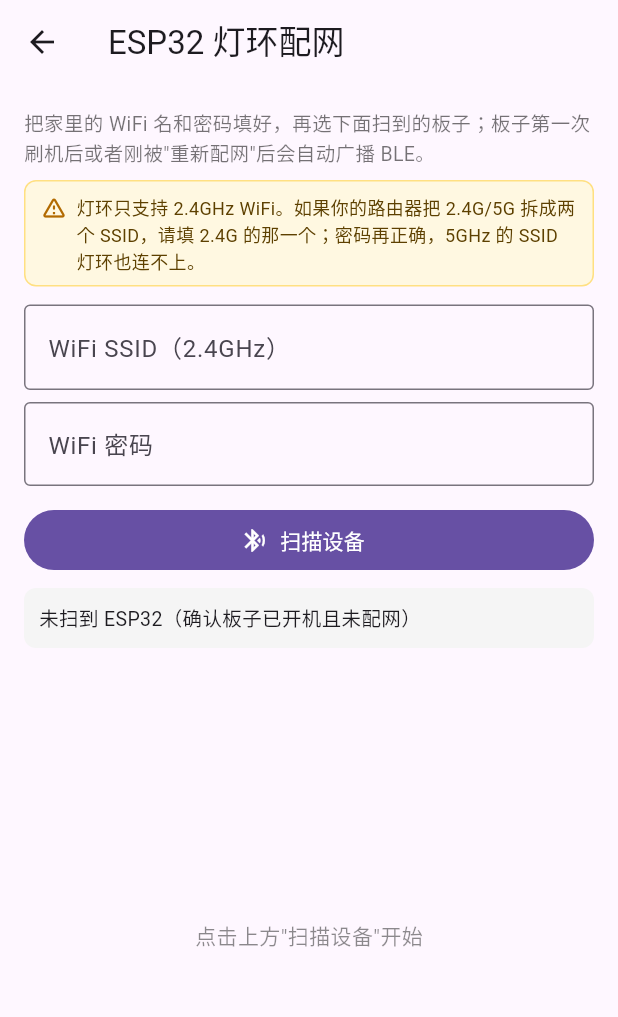
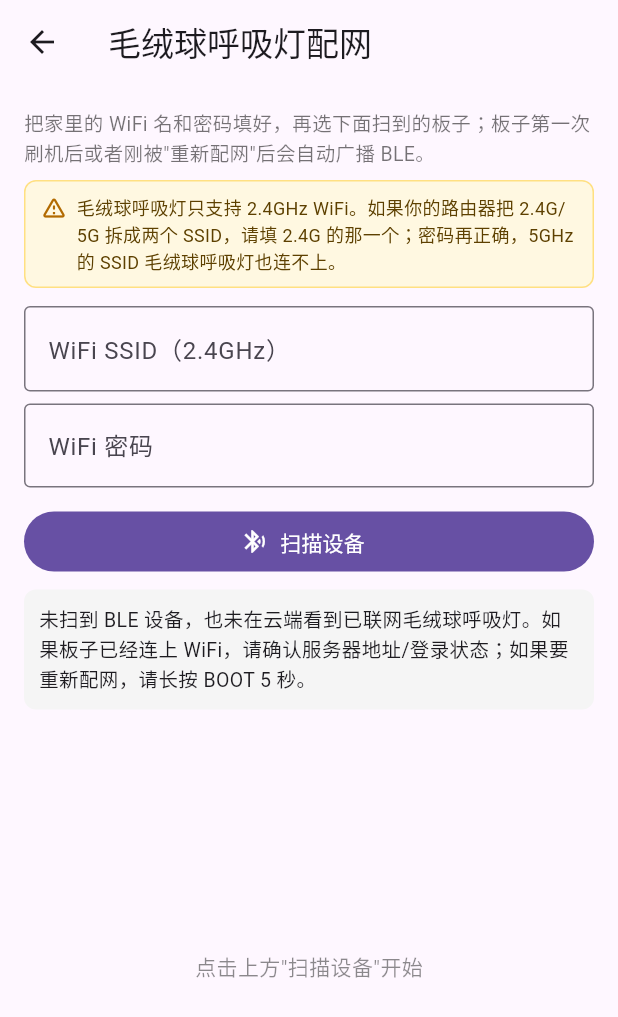
Before and after one commit to ch308/ADHD_Monitor, a Flutter app: the EspProvisionPage screen opened directly with empty values, after a tap on "扫描设备", on a phone screen of 412 x 824 dp. Shown: the top 1017 px of the screen. Run offline on Flutter 3.47's test engine with Material 3 defaults, Android fonts, the phone set to English and light mode, and no system bars; our stand-ins replace fl_chart, flutter_blue_plus, flutter_tts, just_audio, permission_handler, shared_preferences and 1 more; missing offline and left inert: encrypt, flutter_foreground_task; accounts and stored records are empty; network calls fail.

Commit message:
Update 毛绒球呼吸灯 wording and device menus
Rename user-facing ESP32 lamp wording to 毛绒球呼吸灯, keep Mi Band bind/unbind in the top menu, and let provision UI bind already-online devices discovered from the cloud.

Co-authored-by: Cursor <cursoragent@cursor.com>

```diff
--- a/lib/screens/esp_provision_page.dart
+++ b/lib/screens/esp_provision_page.dart
@@ -1,4 +1,4 @@
-/// ESP32-S3 LCD 灯环配网 UI。
+/// ESP32-S3 LCD 毛绒球呼吸灯配网 UI。
 ///
 /// 流程：扫描 BLE 广播 → 选设备 → 输入家用 WiFi 的 SSID/密码 →
 ///       通过 BLE 把凭据写过去 → 板子连上路由器后自动 announce 到云端 →
@@ -22,7 +22,7 @@ class EspProvisionPage extends StatefulWidget {
   final CloudService cloudService;
   final int activeChildId;
 
-  /// 当前孩子已经绑定过的灯环 device_id（来自 home_screen 的本地状态）。
+  /// 当前孩子已经绑定过的毛绒球呼吸灯 device_id（来自 home_screen 的本地状态）。
   /// 给页面顶部展示"现在绑了哪台 / 要不要让它重新进入配网"用。
   final String? currentBoundDeviceId;
 
@@ -38,6 +38,7 @@ class _EspProvisionPageState extends State<EspProvisionPage> {
   String _status = '';
   ProvStatus _phase = ProvStatus.idle;
   List<EspProvDevice> _devices = const [];
+  List<Map<String, dynamic>> _cloudDevices = const [];
 
   @override
   void dispose() {
@@ -70,15 +71,33 @@ class _EspProvisionPageState extends State<EspProvisionPage> {
       _busy = true;
       _status = '扫描中…';
       _devices = const [];
+      _cloudDevices = const [];
       _phase = ProvStatus.scanning;
     });
     try {
       if (!await _ensurePermissions()) return;
       final list = await EspProvisionService.scan();
       if (!mounted) return;
+      if (list.isEmpty) {
+        setState(() => _status = '未扫到 BLE 配网广播，正在查询云端已联网毛绒球呼吸灯…');
+        final cloudList = await widget.cloudService.fetchEsp32List();
+        if (!mounted) return;
+        setState(() {
+          _devices = const [];
+          _cloudDevices = cloudList;
+          _status = cloudList.isEmpty
+              ? '未扫到 BLE 设备，也未在云端看到已联网毛绒球呼吸灯。'
+                  '如果板子已经连上 WiFi，请确认服务器地址/登录状态；'
+                  '如果要重新配网，请长按 BOOT 5 秒。'
+              : '未扫到 BLE 广播，但云端已有 ${cloudList.length} 台毛绒球呼吸灯。'
+                  '已联网的毛绒球呼吸灯会关闭 BLE，可从下方直接绑定。';
+        });
+        return;
+      }
       setState(() {
         _devices = list;
-        _status = list.isEmpty ? '未扫到 ESP32（确认板子已开机且未配网）' : '扫到 ${list.length} 台';
+        _cloudDevices = const [];
+        _status = '扫到 ${list.length} 台待配网 ESP32';
       });
     } catch (e) {
       if (mounted) setState(() => _status = '扫描失败：$e');
@@ -147,6 +166,34 @@ class _EspProvisionPageState extends State<EspProvisionPage> {
     });
   }
 
+  Future<void> _bindCloudDevice(Map<String, dynamic> dev) async {
+    if (_busy) return;
+    final id = (dev['device_id'] ?? '').toString().toUpperCase();
+    if (id.isEmpty) return;
+    setState(() {
+      _busy = true;
+      _status = '正在绑定已联网毛绒球呼吸灯 $id …';
+    });
+    final ok = await widget.cloudService.bindEsp32(id, widget.activeChildId);
+    if (!mounted) return;
+    if (!ok) {
+      setState(() {
+        _busy = false;
+        _status = '绑定 $id 失败：请确认已登录、当前孩子有权限，且服务器能看到该毛绒球呼吸灯。';
+      });
+      return;
+    }
+    await SessionStore.saveBoundEsp32(widget.activeChildId, id);
+    if (!mounted) return;
+    setState(() {
+      _busy = false;
+      _status = '✅ 已绑定已联网毛绒球呼吸灯 $id，可以在呼吸页测试灯效了';
+    });
+    Future<void>.delayed(const Duration(seconds: 1), () {
+      if (mounted) Navigator.of(context).pop<String>(id);
+    });
+  }
+
   String _phaseLabel(ProvStatus s) {
     switch (s) {
       case ProvStatus.idle: return '空闲';
@@ -165,7 +212,7 @@ class _EspProvisionPageState extends State<EspProvisionPage> {
     ScaffoldMessenger.of(context).showSnackBar(SnackBar(content: Text(m)));
   }
 
-  /// 通过云端命令让已绑定灯环回到 BLE 配网模式（与 home_screen 的菜单项等价，
+  /// 通过云端命令让已绑定毛绒球呼吸灯回到 BLE 配网模式（与 home_screen 的菜单项等价，
   /// 仅在已绑定时露出；未绑定时本页只走"扫描 + 新设备配网"分支）。
   Future<void> _remoteResetBound() async {
     final id = widget.currentBoundDeviceId;
@@ -181,7 +228,7 @@ class _EspProvisionPageState extends State<EspProvisionPage> {
       _status = ok
           ? '已下发重启命令，约 3–8 秒后板子会重新广播 ADHD_$id，'
               '届时点击下方"扫描设备"即可看到它。'
-          : '重启命令下发失败：灯环可能离线。'
+          : '重启命令下发失败：毛绒球呼吸灯可能离线。'
               '请改用物理方式：长按板子 BOOT 键 5 秒。';
     });
   }
@@ -190,7 +237,7 @@ class _EspProvisionPageState extends State<EspProvisionPage> {
   Widget build(BuildContext context) {
     final bound = widget.currentBoundDeviceId;
     return Scaffold(
-      appBar: AppBar(title: const Text('ESP32 灯环配网')),
+      appBar: AppBar(title: const Text('毛绒球呼吸灯配网')),
       body: SafeArea(
         child: Padding(
           padding: const EdgeInsets.all(16),
@@ -219,9 +266,9 @@ class _EspProvisionPageState extends State<EspProvisionPage> {
                     SizedBox(width: 6),
                     Expanded(
                       child: Text(
-                        '灯环只支持 2.4GHz WiFi。'
+                        '毛绒球呼吸灯只支持 2.4GHz WiFi。'
                         '如果你的路由器把 2.4G/5G 拆成两个 SSID，'
-                        '请填 2.4G 的那一个；密码再正确，5GHz 的 SSID 灯环也连不上。',
+                        '请填 2.4G 的那一个；密码再正确，5GHz 的 SSID 毛绒球呼吸灯也连不上。',
                         style: TextStyle(fontSize: 12, color: Color(0xFF5D4000)),
                       ),
                     ),
@@ -271,21 +318,25 @@ class _EspProvisionPageState extends State<EspProvisionPage> {
                 ),
               const SizedBox(height: 8),
               Expanded(
-                child: _devices.isEmpty
-                    ? const Center(
-                        child: Text(
-                          '点击上方"扫描设备"开始',
-                          style: TextStyle(color: Colors.black45),
+                child: _buildDeviceList(),
               ),
-                      )
-                    : ListView.separated(
+            ],
+          ),
+        ),
+      ),
+    );
+  }
+
+  Widget _buildDeviceList() {
+    if (_devices.isNotEmpty) {
+      return ListView.separated(
         itemBuilder: (_, i) {
           final d = _devices[i];
           return ListTile(
-                            leading: const Icon(Icons.devices_other),
+            leading: const Icon(Icons.bluetooth),
             title: Text(d.advName),
             subtitle: Text(
-                              'device_id=${d.deviceId}'
+              'BLE 待配网  device_id=${d.deviceId}'
               '${d.rssi != null ? "  rssi=${d.rssi}dBm" : ""}',
             ),
             trailing: _busy
@@ -300,16 +351,59 @@ class _EspProvisionPageState extends State<EspProvisionPage> {
         },
         separatorBuilder: (_, __) => const Divider(height: 1),
         itemCount: _devices.length,
+      );
+    }
+
+    if (_cloudDevices.isNotEmpty) {
+      return ListView.separated(
+        itemBuilder: (_, i) {
+          final d = _cloudDevices[i];
+          final id = (d['device_id'] ?? '').toString();
+          final childId = d['child_id'];
+          final nick = (d['child_nickname'] ?? '').toString();
+          final lastSeen = (d['last_seen_at'] ?? '').toString();
+          final boundToOtherChild =
+              childId != null && childId != widget.activeChildId;
+          return ListTile(
+            leading: const Icon(Icons.cloud_done_outlined),
+            title: Text(id),
+            subtitle: Text(
+              [
+                '已联网，BLE 已关闭',
+                if (childId == null)
+                  '未绑定'
+                else
+                  '已绑定：${nick.isEmpty ? "孩子 $childId" : nick}',
+                if (lastSeen.isNotEmpty) 'last_seen=$lastSeen',
+              ].join('  ·  '),
             ),
+            trailing: _busy
+                ? const SizedBox(
+                    width: 18,
+                    height: 18,
+                    child: CircularProgressIndicator(strokeWidth: 2),
+                  )
+                : TextButton(
+                    onPressed:
+                        boundToOtherChild ? null : () => _bindCloudDevice(d),
+                    child: Text(childId == widget.activeChildId ? '重新保存' : '绑定'),
                   ),
-            ],
-          ),
-        ),
+          );
+        },
+        separatorBuilder: (_, __) => const Divider(height: 1),
+        itemCount: _cloudDevices.length,
+      );
+    }
+
+    return const Center(
+      child: Text(
+        '点击上方"扫描设备"开始',
+        style: TextStyle(color: Colors.black45),
       ),
     );
   }
 
-  /// 顶部"当前已绑定一台灯环"卡片：
+  /// 顶部"当前已绑定一台毛绒球呼吸灯"卡片：
   /// - 直接显示 device_id，方便用户对照板子背面贴的 MAC；
   /// - 「让它重新配网」=> 走云端命令；
   /// - 「物理重置说明」=> 简单提示长按按键路径。
@@ -327,7 +421,7 @@ class _EspProvisionPageState extends State<EspProvisionPage> {
                 const SizedBox(width: 8),
                 Expanded(
                   child: Text(
-                    '当前孩子已绑定灯环：$deviceId',
+                    '当前孩子已绑定毛绒球呼吸灯：$deviceId',
                     style: const TextStyle(
                       fontSize: 14,
                       fontWeight: FontWeight.w600,
@@ -348,7 +442,7 @@ class _EspProvisionPageState extends State<EspProvisionPage> {
                   child: OutlinedButton.icon(
                     onPressed: _busy ? null : _remoteResetBound,
                     icon: const Icon(Icons.cloud_sync, size: 18),
-                    label: const Text('远程命令：让灯环重启进入 BLE'),
+                    label: const Text('远程命令：让毛绒球呼吸灯重启进入 BLE'),
                   ),
                 ),
               ],
--- a/lib/screens/home_screen.dart
+++ b/lib/screens/home_screen.dart
@@ -124,7 +124,7 @@ class _AdhdMonitorAppState extends State<AdhdMonitorApp>
   bool _bindingCheckInProgress = false;
   bool _bindingActionInProgress = false;
 
-  /// 当前孩子已绑定的 ESP32-S3 灯环 device_id（null=未绑定/未配网）
+  /// 当前孩子已绑定的毛绒球呼吸灯 device_id（null=未绑定/未配网）
   String? _boundEsp32DeviceId;
 
   /// 手环 stress 触发"还在焦虑中"的阈值（小米手环 stress 0-100）
@@ -406,7 +406,13 @@ class _AdhdMonitorAppState extends State<AdhdMonitorApp>
 
   Future<void> _bindCurrentDevice() async {
     final mac = _miBandService.connectedMacAddress;
-    if (mac == null || mac.isEmpty) return;
+    if (mac == null || mac.isEmpty) {
+      if (!mounted) return;
+      ScaffoldMessenger.of(context).showSnackBar(
+        const SnackBar(content: Text('当前还没有连接到小米手环，无法绑定')),
+      );
+      return;
+    }
     if (_bindingActionInProgress) return;
     _bindingActionInProgress = true;
     if (mounted) setState(() {});
@@ -438,7 +444,13 @@ class _AdhdMonitorAppState extends State<AdhdMonitorApp>
 
   Future<void> _unbindCurrentDevice() async {
     final mac = _miBandService.connectedMacAddress;
-    if (mac == null || mac.isEmpty) return;
+    if (mac == null || mac.isEmpty) {
+      if (!mounted) return;
+      ScaffoldMessenger.of(context).showSnackBar(
+        const SnackBar(content: Text('当前还没有连接到小米手环，无法解绑')),
+      );
+      return;
+    }
     if (_bindingActionInProgress) return;
     _bindingActionInProgress = true;
     if (mounted) setState(() {});
@@ -654,7 +666,7 @@ class _AdhdMonitorAppState extends State<AdhdMonitorApp>
       setState(() => message = _resolveStatusMessage());
     }
 
-    // 进入正念呼吸：通知 ESP32 灯环开始呼吸灯效（与 UI 呼吸球同步周期）
+    // 进入正念呼吸：通知毛绒球呼吸灯开始呼吸灯效（与 UI 呼吸球同步周期）
     final esp = _boundEsp32DeviceId;
     if (esp != null && esp.isNotEmpty) {
       unawaited(_cloudService.triggerEsp32BreathingStart(
@@ -680,7 +692,7 @@ class _AdhdMonitorAppState extends State<AdhdMonitorApp>
       );
     } finally {
       _breathingPageVisible = false;
-      // 用户从呼吸页返回/取消：通知 ESP32 灯环停止
+      // 用户从呼吸页返回/取消：通知毛绒球呼吸灯停止
       if (esp != null && esp.isNotEmpty) {
         unawaited(_cloudService.triggerEsp32BreathingStop(esp));
       }
@@ -713,9 +725,9 @@ class _AdhdMonitorAppState extends State<AdhdMonitorApp>
     }
   }
 
-  /// 让当前绑定的 ESP32 灯环清空 WiFi 凭据并重启进入 BLE 配网模式。
+  /// 让当前绑定的毛绒球呼吸灯清空 WiFi 凭据并重启进入 BLE 配网模式。
   ///
-  /// 适用场景：换路由器 / 换 WiFi 密码 / 想把灯环搬到别的网络。
+  /// 适用场景：换路由器 / 换 WiFi 密码 / 想把毛绒球呼吸灯搬到别的网络。
   /// 注意：device_id 来自 efuse MAC 不会变，服务器端绑定关系会保留，
   /// 所以重新配网完成后无需再走"绑定到孩子"流程。
   Future<void> _resetEsp32Provisioning() async {
@@ -723,8 +735,8 @@ class _AdhdMonitorAppState extends State<AdhdMonitorApp>
     if (deviceId == null || deviceId.isEmpty) {
       ScaffoldMessenger.of(context).showSnackBar(
         const SnackBar(
-          content: Text('当前孩子还没有绑定 ESP32 灯环，无法发起远程重新配网。'
-              '请先用"配网 ESP32 灯环"完成首次配网。'),
+          content: Text('当前孩子还没有绑定毛绒球呼吸灯，无法发起远程重新配网。'
+              '请先用"配网毛绒球呼吸灯"完成首次配网。'),
         ),
       );
       return;
@@ -733,9 +745,9 @@ class _AdhdMonitorAppState extends State<AdhdMonitorApp>
     final ok = await showDialog<bool>(
       context: context,
       builder: (ctx) => AlertDialog(
-        title: const Text('让灯环重新配网？'),
+        title: const Text('让毛绒球呼吸灯重新配网？'),
         content: Text(
-          '将向灯环 $deviceId 下发重启指令：\n'
+          '将向毛绒球呼吸灯 $deviceId 下发重启指令：\n'
           '• 板子会清掉当前 WiFi 凭据并重启；\n'
           '• 重启后会广播 ADHD_$deviceId，等待手机 BLE 配网；\n'
           '• 服务器端绑定不变，配网完成后会自动重新上线。\n\n'
@@ -748,7 +760,7 @@ class _AdhdMonitorAppState extends State<AdhdMonitorApp>
           ),
           FilledButton(
             onPressed: () => Navigator.of(ctx).pop(true),
-            child: const Text('确认重启灯环'),
+            child: const Text('确认重启毛绒球呼吸灯'),
           ),
         ],
       ),
@@ -760,7 +772,7 @@ class _AdhdMonitorAppState extends State<AdhdMonitorApp>
     if (!pushed) {
       ScaffoldMessenger.of(context).showSnackBar(
         const SnackBar(
-          content: Text('远程重启命令下发失败：灯环当前可能离线。'
+          content: Text('远程重启命令下发失败：毛绒球呼吸灯当前可能离线。'
               '可以长按板子 BOOT 键 5 秒进入物理重置流程。'),
         ),
       );
@@ -769,8 +781,8 @@ class _AdhdMonitorAppState extends State<AdhdMonitorApp>
 
     ScaffoldMessenger.of(context).showSnackBar(
       SnackBar(
-        content: Text('已下发重启命令，灯环将在数秒内广播 ADHD_$deviceId，'
-            '请点击右上角"配网 ESP32 灯环"完成 BLE 配网。'),
+        content: Text('已下发重启命令，毛绒球呼吸灯将在数秒内广播 ADHD_$deviceId，'
+            '请点击右上角"配网毛绒球呼吸灯"完成 BLE 配网。'),
         duration: const Duration(seconds: 6),
       ),
     );
@@ -1368,16 +1380,30 @@ class _AdhdMonitorAppState extends State<AdhdMonitorApp>
               if (v == 'logout') widget.onLogout?.call();
               if (v == 'invite') await _showInviteMemberDialog();
               if (v == 'switch') await _showSwitchChildDialog();
+              if (v == 'band_bind') await _bindCurrentDevice();
+              if (v == 'band_unbind') await _unbindCurrentDevice();
               if (v == 'esp_prov') await _openEspProvisionPage();
               if (v == 'esp_reset') await _resetEsp32Provisioning();
             },
-            itemBuilder: (ctx) => const [
-              PopupMenuItem(value: 'switch', child: Text('切换关注的孩子')),
-              PopupMenuItem(value: 'invite', child: Text('邀请家庭成员')),
-              PopupMenuItem(value: 'esp_prov', child: Text('配网 ESP32 灯环')),
-              PopupMenuItem(value: 'esp_reset', child: Text('让灯环重新配网')),
-              PopupMenuDivider(),
-              PopupMenuItem(value: 'logout', child: Text('退出登录')),
+            itemBuilder: (ctx) => [
+              const PopupMenuItem(value: 'switch', child: Text('切换关注的孩子')),
+              const PopupMenuItem(value: 'invite', child: Text('邀请家庭成员')),
+              const PopupMenuDivider(),
+              PopupMenuItem(
+                value: 'band_bind',
+                enabled: !_bindingActionInProgress,
+                child: const Text('绑定小米手环到当前孩子'),
+              ),
+              PopupMenuItem(
+                value: 'band_unbind',
+                enabled: !_bindingActionInProgress,
+                child: const Text('解绑当前小米手环'),
+              ),
+              const PopupMenuDivider(),
+              const PopupMenuItem(value: 'esp_prov', child: Text('配网毛绒球呼吸灯')),
+              const PopupMenuItem(value: 'esp_reset', child: Text('让毛绒球呼吸灯重新配网')),
+              const PopupMenuDivider(),
+              const PopupMenuItem(value: 'logout', child: Text('退出登录')),
             ],
           ),
           IconButton(
@@ -1431,8 +1457,6 @@ class _AdhdMonitorAppState extends State<AdhdMonitorApp>
                 const SizedBox(height: 12),
                 // ── 蓝牙手环连接状态条 ──
                 _buildBandStatusBanner(),
-                // ── 手环设备绑定状态条 ──
-                _buildDeviceBindingBanner(),
                 // ── 心率圆环区域 ──
                 GestureDetector(
                   onTap: () {
--- a/lib/services/cloud_service.dart
+++ b/lib/services/cloud_service.dart
@@ -140,7 +140,7 @@ class CloudService {
     }
   }
 
-  // ── ESP32-S3 LCD 灯环：远程开关呼吸灯 / 倒计时灯 ──
+  // ── ESP32-S3 LCD 毛绒球呼吸灯：远程开关呼吸灯 / 倒计时灯 ──
 
   /// 列出当前用户能看到的 ESP32 设备（已绑定到我名下的孩子 + 尚未绑定的）。
   /// 每项是 `{device_id, kind, child_id, child_nickname, first_seen_at, last_seen_at}`。
@@ -255,7 +255,7 @@ class CloudService {
   /// 让 ESP32 清掉 NVS 中的 WiFi 凭据并重启进入 BLE 配网模式。
   ///
   /// 板子收到命令后会：
-  /// 1) 立刻关掉屏 / 灯环；
+  /// 1) 立刻关掉屏 / 毛绒球呼吸灯；
   /// 2) `wifi_prov_mgr_reset_provisioning()` 清空 NVS 中的 SSID/PASSWORD；
   /// 3) `esp_restart()` 重启；
   /// 4) 重启后没有凭据 → 自动重新打开 BLE 并广播 `ADHD_<DEVID>`。
```
Also changed, not shown: 3 other files. Lines whose indentation alone changed are shown as unchanged.
